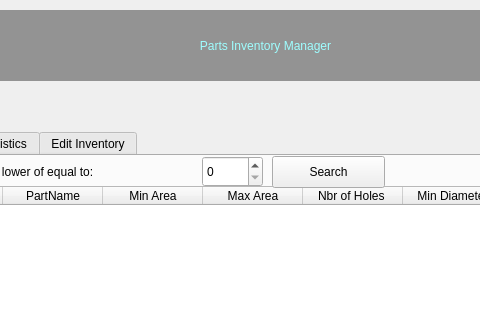
Above: main.ui from gigwegbe/Inventory_Manager_GUI_with_Python before the change; both pictures show x 250 to 730 and y 0 to 331 of the 1035 by 623 pixel window. Below: the same form after it.
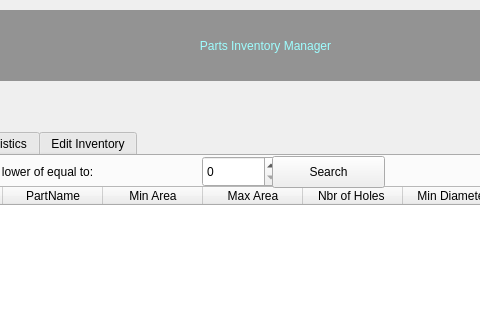
That is the form after the change. The open tabs and pages were chosen to show the change. Icons and pictures are not drawn.

The edit to the form file:
```diff
--- a/main.ui
+++ b/main.ui
@@ -13,6 +13,1269 @@
   <property name="windowTitle">
    <string>Parts Inventory Manager</string>
   </property>
+  <property name="styleSheet">
+   <string notr="true">/*
+ * The MIT License (MIT)
+ *
+ * Copyright (c) &lt;2013-2014&gt; &lt;Colin Duquesnoy&gt;
+ *
+ * Permission is hereby granted, free of charge, to any person obtaining a copy
+ * of this software and associated documentation files (the &quot;Software&quot;), to deal
+ * in the Software without restriction, including without limitation the rights
+ * to use, copy, modify, merge, publish, distribute, sublicense, and/or sell
+ * copies of the Software, and to permit persons to whom the Software is
+ * furnished to do so, subject to the following conditions:
+
+ * The above copyright notice and this permission notice shall be included in
+ * all copies or substantial portions of the Software.
+
+ * THE SOFTWARE IS PROVIDED &quot;AS IS&quot;, WITHOUT WARRANTY OF ANY KIND, EXPRESS OR
+ * IMPLIED, INCLUDING BUT NOT LIMITED TO THE WARRANTIES OF MERCHANTABILITY,
+ * FITNESS FOR A PARTICULAR PURPOSE AND NONINFRINGEMENT. IN NO EVENT SHALL THE
+ * AUTHORS OR COPYRIGHT HOLDERS BE LIABLE FOR ANY CLAIM, DAMAGES OR OTHER
+ * LIABILITY, WHETHER IN AN ACTION OF CONTRACT, TORT OR OTHERWISE, ARISING FROM,
+ * OUT OF OR IN CONNECTION WITH THE SOFTWARE OR THE USE OR OTHER DEALINGS IN
+ * THE SOFTWARE.
+ */
+
+QProgressBar:horizontal {
+    border: 1px solid #3A3939;
+    text-align: center;
+    padding: 1px;
+    background: #201F1F;
+}
+QProgressBar::chunk:horizontal {
+    background-color: qlineargradient(spread:reflect, x1:1, y1:0.545, x2:1, y2:0, stop:0 rgba(28, 66, 111, 255), stop:1 rgba(37, 87, 146, 255));
+}
+
+QToolTip
+{
+    border: 1px solid #3A3939;
+    background-color: rgb(90, 102, 117);;
+    color: white;
+    padding: 1px;
+    opacity: 200;
+}
+
+QWidget
+{
+    color: silver;
+    background-color: #302F2F;
+    selection-background-color:#3d8ec9;
+    selection-color: black;
+    background-clip: border;
+    border-image: none;
+    outline: 0;
+}
+
+QWidget:item:hover
+{
+    background-color: #78879b;
+    color: black;
+}
+
+QWidget:item:selected
+{
+    background-color: #3d8ec9;
+}
+
+QCheckBox
+{
+    spacing: 5px;
+    outline: none;
+    color: #bbb;
+    margin-bottom: 2px;
+}
+
+QCheckBox:disabled
+{
+    color: #777777;
+}
+QCheckBox::indicator,
+QGroupBox::indicator
+{
+    width: 18px;
+    height: 18px;
+}
+QGroupBox::indicator
+{
+    margin-left: 2px;
+}
+
+QCheckBox::indicator:unchecked,
+QCheckBox::indicator:unchecked:hover,
+QGroupBox::indicator:unchecked,
+QGroupBox::indicator:unchecked:hover
+{
+    image: url(:/dark_blue/img/checkbox_unchecked.png);
+}
+
+QCheckBox::indicator:unchecked:focus,
+QCheckBox::indicator:unchecked:pressed,
+QGroupBox::indicator:unchecked:focus,
+QGroupBox::indicator:unchecked:pressed
+{
+  border: none;
+    image: url(:/dark_blue/img/checkbox_unchecked_focus.png);
+}
+
+QCheckBox::indicator:checked,
+QCheckBox::indicator:checked:hover,
+QGroupBox::indicator:checked,
+QGroupBox::indicator:checked:hover
+{
+    image: url(:/dark_blue/img/checkbox_checked.png);
+}
+
+QCheckBox::indicator:checked:focus,
+QCheckBox::indicator:checked:pressed,
+QGroupBox::indicator:checked:focus,
+QGroupBox::indicator:checked:pressed
+{
+  border: none;
+    image: url(:/dark_blue/img/checkbox_checked_focus.png);
+}
+
+QCheckBox::indicator:indeterminate,
+QCheckBox::indicator:indeterminate:hover,
+QCheckBox::indicator:indeterminate:pressed
+QGroupBox::indicator:indeterminate,
+QGroupBox::indicator:indeterminate:hover,
+QGroupBox::indicator:indeterminate:pressed
+{
+    image: url(:/dark_blue/img/checkbox_indeterminate.png);
+}
+
+QCheckBox::indicator:indeterminate:focus,
+QGroupBox::indicator:indeterminate:focus
+{
+    image: url(:/dark_blue/img/checkbox_indeterminate_focus.png);
+}
+
+QCheckBox::indicator:checked:disabled,
+QGroupBox::indicator:checked:disabled
+{
+    image: url(:/dark_blue/img/checkbox_checked_disabled.png);
+}
+
+QCheckBox::indicator:unchecked:disabled,
+QGroupBox::indicator:unchecked:disabled
+{
+    image: url(:/dark_blue/img/checkbox_unchecked_disabled.png);
+}
+
+QRadioButton
+{
+    spacing: 5px;
+    outline: none;
+    color: #bbb;
+    margin-bottom: 2px;
+}
+
+QRadioButton:disabled
+{
+    color: #777777;
+}
+QRadioButton::indicator
+{
+    width: 21px;
+    height: 21px;
+}
+
+QRadioButton::indicator:unchecked,
+QRadioButton::indicator:unchecked:hover
+{
+    image: url(:/dark_blue/img/radio_unchecked.png);
+}
+
+QRadioButton::indicator:unchecked:focus,
+QRadioButton::indicator:unchecked:pressed
+{
+  border: none;
+  outline: none;
+    image: url(:/dark_blue/img/radio_unchecked_focus.png);
+}
+
+QRadioButton::indicator:checked,
+QRadioButton::indicator:checked:hover
+{
+  border: none;
+  outline: none;
+    image: url(:/dark_blue/img/radio_checked.png);
+}
+
+QRadioButton::indicator:checked:focus,
+QRadioButton::indicato::menu-arrowr:checked:pressed
+{
+  border: none;
+  outline: none;
+    image: url(:/dark_blue/img/radio_checked_focus.png);
+}
+
+QRadioButton::indicator:indeterminate,
+QRadioButton::indicator:indeterminate:hover,
+QRadioButton::indicator:indeterminate:pressed
+{
+        image: url(:/dark_blue/img/radio_indeterminate.png);
+}
+
+QRadioButton::indicator:checked:disabled
+{
+  outline: none;
+  image: url(:/dark_blue/img/radio_checked_disabled.png);
+}
+
+QRadioButton::indicator:unchecked:disabled
+{
+    image: url(:/dark_blue/img/radio_unchecked_disabled.png);
+}
+
+
+QMenuBar
+{
+    background-color: #302F2F;
+    color: silver;
+}
+
+QMenuBar::item
+{
+    background: transparent;
+}
+
+QMenuBar::item:selected
+{
+    background: transparent;
+    border: 1px solid #3A3939;
+}
+
+QMenuBar::item:pressed
+{
+    border: 1px solid #3A3939;
+    background-color: #3d8ec9;
+    color: black;
+    margin-bottom:-1px;
+    padding-bottom:1px;
+}
+
+QMenu
+{
+    border: 1px solid #3A3939;
+    color: silver;
+    margin: 1px;
+}
+
+QMenu::icon
+{
+    margin: 1px;
+}
+
+QMenu::item
+{
+    padding: 2px 2px 2px 25px;
+    margin-left: 5px;
+    border: 1px solid transparent; /* reserve space for selection border */
+}
+
+QMenu::item:selected
+{
+    color: black;
+}
+
+QMenu::separator {
+    height: 2px;
+    background: lightblue;
+    margin-left: 10px;
+    margin-right: 5px;
+}
+
+QMenu::indicator {
+    width: 16px;
+    height: 16px;
+}
+
+/* non-exclusive indicator = check box style indicator
+   (see QActionGroup::setExclusive) */
+QMenu::indicator:non-exclusive:unchecked {
+    image: url(:/dark_blue/img/checkbox_unchecked.png);
+}
+
+QMenu::indicator:non-exclusive:unchecked:selected {
+    image: url(:/dark_blue/img/checkbox_unchecked_disabled.png);
+}
+
+QMenu::indicator:non-exclusive:checked {
+    image: url(:/dark_blue/img/checkbox_checked.png);
+}
+
+QMenu::indicator:non-exclusive:checked:selected {
+    image: url(:/dark_blue/img/checkbox_checked_disabled.png);
+}
+
+/* exclusive indicator = radio button style indicator (see QActionGroup::setExclusive) */
+QMenu::indicator:exclusive:unchecked {
+    image: url(:/dark_blue/img/radio_unchecked.png);
+}
+
+QMenu::indicator:exclusive:unchecked:selected {
+    image: url(:/dark_blue/img/radio_unchecked_disabled.png);
+}
+
+QMenu::indicator:exclusive:checked {
+    image: url(:/dark_blue/img/radio_checked.png);
+}
+
+QMenu::indicator:exclusive:checked:selected {
+    image: url(:/dark_blue/img/radio_checked_disabled.png);
+}
+
+QMenu::right-arrow {
+    margin: 5px;
+    image: url(:/dark_blue/img/right_arrow.png)
+}
+
+
+QWidget:disabled
+{
+    color: #808080;
+    background-color: #302F2F;
+}
+
+QAbstractItemView
+{
+    alternate-background-color: #3A3939;
+    color: silver;
+    border: 1px solid 3A3939;
+    border-radius: 2px;
+    padding: 1px;
+}
+
+QWidget:focus, QMenuBar:focus
+{
+    border: 1px solid #78879b;
+}
+
+QTabWidget:focus, QCheckBox:focus, QRadioButton:focus, QSlider:focus
+{
+    border: none;
+}
+
+QLineEdit
+{
+    background-color: #201F1F;
+    padding: 2px;
+    border-style: solid;
+    border: 1px solid #3A3939;
+    border-radius: 2px;
+    color: silver;
+}
+
+QGroupBox {
+    border:1px solid #3A3939;
+    border-radius: 2px;
+    margin-top: 20px;
+    background-color: #302F2F;
+    color: silver;
+}
+
+QGroupBox::title {
+    subcontrol-origin: margin;
+    subcontrol-position: top center;
+    padding-left: 10px;
+    padding-right: 10px;
+    padding-top: 10px;
+}
+
+QAbstractScrollArea
+{
+    border-radius: 2px;
+    border: 1px solid #3A3939;
+    background-color: transparent;
+}
+
+QScrollBar:horizontal
+{
+    height: 15px;
+    margin: 3px 15px 3px 15px;
+    border: 1px transparent #2A2929;
+    border-radius: 4px;
+    background-color: #2A2929;
+}
+
+QScrollBar::handle:horizontal
+{
+    background-color: #605F5F;
+    min-width: 5px;
+    border-radius: 4px;
+}
+
+QScrollBar::add-line:horizontal
+{
+    margin: 0px 3px 0px 3px;
+    border-image: url(:/dark_blue/img/right_arrow_disabled.png);
+    width: 10px;
+    height: 10px;
+    subcontrol-position: right;
+    subcontrol-origin: margin;
+}
+
+QScrollBar::sub-line:horizontal
+{
+    margin: 0px 3px 0px 3px;
+    border-image: url(:/dark_blue/img/left_arrow_disabled.png);
+    height: 10px;
+    width: 10px;
+    subcontrol-position: left;
+    subcontrol-origin: margin;
+}
+
+QScrollBar::add-line:horizontal:hover,QScrollBar::add-line:horizontal:on
+{
+    border-image: url(:/dark_blue/img/right_arrow.png);
+    height: 10px;
+    width: 10px;
+    subcontrol-position: right;
+    subcontrol-origin: margin;
+}
+
+
+QScrollBar::sub-line:horizontal:hover, QScrollBar::sub-line:horizontal:on
+{
+    border-image: url(:/dark_blue/img/left_arrow.png);
+    height: 10px;
+    width: 10px;
+    subcontrol-position: left;
+    subcontrol-origin: margin;
+}
+
+QScrollBar::up-arrow:horizontal, QScrollBar::down-arrow:horizontal
+{
+    background: none;
+}
+
+
+QScrollBar::add-page:horizontal, QScrollBar::sub-page:horizontal
+{
+    background: none;
+}
+
+QScrollBar:vertical
+{
+    background-color: #2A2929;
+    width: 15px;
+    margin: 15px 3px 15px 3px;
+    border: 1px transparent #2A2929;
+    border-radius: 4px;
+}
+
+QScrollBar::handle:vertical
+{
+    background-color: #605F5F;
+    min-height: 5px;
+    border-radius: 4px;
+}
+
+QScrollBar::sub-line:vertical
+{
+    margin: 3px 0px 3px 0px;
+    border-image: url(:/dark_blue/img/up_arrow_disabled.png);
+    height: 10px;
+    width: 10px;
+    subcontrol-position: top;
+    subcontrol-origin: margin;
+}
+
+QScrollBar::add-line:vertical
+{
+    margin: 3px 0px 3px 0px;
+    border-image: url(:/dark_blue/img/down_arrow_disabled.png);
+    height: 10px;
+    width: 10px;
+    subcontrol-position: bottom;
+    subcontrol-origin: margin;
+}
+
+QScrollBar::sub-line:vertical:hover,QScrollBar::sub-line:vertical:on
+{
+
+    border-image: url(:/dark_blue/img/up_arrow.png);
+    height: 10px;
+    width: 10px;
+    subcontrol-position: top;
+    subcontrol-origin: margin;
+}
+
+
+QScrollBar::add-line:vertical:hover, QScrollBar::add-line:vertical:on
+{
+    border-image: url(:/dark_blue/img/down_arrow.png);
+    height: 10px;
+    width: 10px;
+    subcontrol-position: bottom;
+    subcontrol-origin: margin;
+}
+
+QScrollBar::up-arrow:vertical, QScrollBar::down-arrow:vertical
+{
+    background: none;
+}
+
+
+QScrollBar::add-page:vertical, QScrollBar::sub-page:vertical
+{
+    background: none;
+}
+
+QTextEdit
+{
+    background-color: #201F1F;
+    color: silver;
+    border: 1px solid #3A3939;
+}
+
+QPlainTextEdit
+{
+    background-color: #201F1F;;
+    color: silver;
+    border-radius: 2px;
+    border: 1px solid #3A3939;
+}
+
+QHeaderView::section
+{
+    background-color: #3A3939;
+    color: silver;
+    padding-left: 4px;
+    border: 1px solid #6c6c6c;
+}
+
+QSizeGrip {
+    image: url(:/dark_blue/img/sizegrip.png);
+    width: 12px;
+    height: 12px;
+}
+
+QMainWindow
+{
+    background-color: #302F2F;
+
+}
+
+QMainWindow::separator
+{
+    background-color: #302F2F;
+    color: white;
+    padding-left: 4px;
+    spacing: 2px;
+    border: 1px dashed #3A3939;
+}
+
+QMainWindow::separator:hover
+{
+
+    background-color: #787876;
+    color: white;
+    padding-left: 4px;
+    border: 1px solid #3A3939;
+    spacing: 2px;
+}
+
+
+QMenu::separator
+{
+    height: 1px;
+    background-color: #3A3939;
+    color: white;
+    padding-left: 4px;
+    margin-left: 10px;
+    margin-right: 5px;
+}
+
+
+QFrame
+{
+    border-radius: 2px;
+    border: 1px solid #444;
+}
+
+QFrame[frameShape=&quot;0&quot;]
+{
+    border-radius: 2px;
+    border: 1px transparent #444;
+}
+
+QStackedWidget
+{
+    background-color: #302F2F;
+    border: 1px transparent black;
+}
+
+QToolBar {
+    border: 1px transparent #393838;
+    background: 1px solid #302F2F;
+    font-weight: bold;
+}
+
+QToolBar::handle:horizontal {
+    image: url(:/dark_blue/img/Hmovetoolbar.png);
+}
+QToolBar::handle:vertical {
+    image: url(:/dark_blue/img/Vmovetoolbar.png);
+}
+QToolBar::separator:horizontal {
+    image: url(:/dark_blue/img/Hsepartoolbar.png);
+}
+QToolBar::separator:vertical {
+    image: url(:/dark_blue/img/Vsepartoolbars.png);
+}
+
+QPushButton
+{
+    color: silver;
+    background-color: #302F2F;
+    border-width: 2px;
+    border-color: #4A4949;
+    border-style: solid;
+    padding-top: 2px;
+    padding-bottom: 2px;
+    padding-left: 10px;
+    padding-right: 10px;
+    border-radius: 4px;
+    /* outline: none; */
+    /* min-width: 40px; */
+}
+
+QPushButton:disabled
+{
+    background-color: #302F2F;
+    border-width: 2px;
+    border-color: #3A3939;
+    border-style: solid;
+    padding-top: 2px;
+    padding-bottom: 2px;
+    padding-left: 10px;
+    padding-right: 10px;
+    /*border-radius: 2px;*/
+    color: #808080;
+}
+
+QPushButton:focus {
+    background-color: #3d8ec9;
+    color: white;
+}
+
+QComboBox
+{
+    selection-background-color: #3d8ec9;
+    background-color: #201F1F;
+    border-style: solid;
+    border: 1px solid #3A3939;
+    border-radius: 2px;
+    padding: 2px;
+    min-width: 75px;
+}
+
+QPushButton:checked{
+    background-color: #4A4949;
+    border-color: #6A6969;
+}
+
+QPushButton:hover {
+    border: 2px solid #78879b;
+    color: silver;
+}
+
+QComboBox:hover, QAbstractSpinBox:hover,QLineEdit:hover,QTextEdit:hover,QPlainTextEdit:hover,QAbstractView:hover,QTreeView:hover
+{
+    border: 1px solid #78879b;
+    color: silver;
+}
+
+QComboBox:on
+{
+    background-color: #626873;
+    padding-top: 3px;
+    padding-left: 4px;
+    selection-background-color: #4a4a4a;
+}
+
+QComboBox QAbstractItemView
+{
+    background-color: #201F1F;
+    border-radius: 2px;
+    border: 1px solid #444;
+    selection-background-color: #3d8ec9;
+    color: silver;
+}
+
+QComboBox::drop-down
+{
+    subcontrol-origin: padding;
+    subcontrol-position: top right;
+    width: 15px;
+
+    border-left-width: 0px;
+    border-left-color: darkgray;
+    border-left-style: solid;
+    border-top-right-radius: 3px;
+    border-bottom-right-radius: 3px;
+}
+
+QComboBox::down-arrow
+{
+    image: url(:/dark_blue/img/down_arrow_disabled.png);
+}
+
+QComboBox::down-arrow:on, QComboBox::down-arrow:hover,
+QComboBox::down-arrow:focus
+{
+    image: url(:/dark_blue/img/down_arrow.png);
+}
+
+QPushButton:pressed
+{
+    background-color: #484846;
+}
+
+QAbstractSpinBox {
+    padding-top: 2px;
+    padding-bottom: 2px;
+    border: 1px solid #3A3939;
+    background-color: #201F1F;
+    color: silver;
+    border-radius: 2px;
+    min-width: 75px;
+}
+
+QAbstractSpinBox:up-button
+{
+    background-color: transparent;
+    subcontrol-origin: border;
+    subcontrol-position: top right;
+}
+
+QAbstractSpinBox:down-button
+{
+    background-color: transparent;
+    subcontrol-origin: border;
+    subcontrol-position: bottom right;
+}
+
+QAbstractSpinBox::up-arrow,QAbstractSpinBox::up-arrow:disabled,QAbstractSpinBox::up-arrow:off {
+    image: url(:/dark_blue/img/up_arrow_disabled.png);
+    width: 10px;
+    height: 10px;
+}
+QAbstractSpinBox::up-arrow:hover
+{
+    image: url(:/dark_blue/img/up_arrow.png);
+}
+
+
+QAbstractSpinBox::down-arrow,QAbstractSpinBox::down-arrow:disabled,QAbstractSpinBox::down-arrow:off
+{
+    image: url(:/dark_blue/img/down_arrow_disabled.png);
+    width: 10px;
+    height: 10px;
+}
+QAbstractSpinBox::down-arrow:hover
+{
+    image: url(:/dark_blue/img/down_arrow.png);
+}
+
+
+QLabel
+{
+    border: 0px solid black;
+}
+
+QTabWidget{
+    border: 1px transparent black;
+}
+
+QTabWidget::pane {
+    border: 1px solid #444;
+    border-radius: 3px;
+    padding: 3px;
+}
+
+QTabBar
+{
+    qproperty-drawBase: 0;
+    left: 5px; /* move to the right by 5px */
+}
+
+QTabBar:focus
+{
+    border: 0px transparent black;
+}
+
+QTabBar::close-button  {
+    image: url(:/dark_blue/img/close.png);
+    background: transparent;
+}
+
+QTabBar::close-button:hover
+{
+    image: url(:/dark_blue/img/close-hover.png);
+    background: transparent;
+}
+
+QTabBar::close-button:pressed {
+    image: url(:/dark_blue/img/close-pressed.png);
+    background: transparent;
+}
+
+/* TOP TABS */
+QTabBar::tab:top {
+    color: #b1b1b1;
+    border: 1px solid #4A4949;
+    border-bottom: 1px transparent black;
+    background-color: #302F2F;
+    padding: 5px;
+    border-top-left-radius: 2px;
+    border-top-right-radius: 2px;
+}
+
+QTabBar::tab:top:!selected
+{
+    color: #b1b1b1;
+    background-color: #201F1F;
+    border: 1px transparent #4A4949;
+    border-bottom: 1px transparent #4A4949;
+    border-top-left-radius: 0px;
+    border-top-right-radius: 0px;
+}
+
+QTabBar::tab:top:!selected:hover {
+    background-color: #48576b;
+}
+
+/* BOTTOM TABS */
+QTabBar::tab:bottom {
+    color: #b1b1b1;
+    border: 1px solid #4A4949;
+    border-top: 1px transparent black;
+    background-color: #302F2F;
+    padding: 5px;
+    border-bottom-left-radius: 2px;
+    border-bottom-right-radius: 2px;
+}
+
+QTabBar::tab:bottom:!selected
+{
+    color: #b1b1b1;
+    background-color: #201F1F;
+    border: 1px transparent #4A4949;
+    border-top: 1px transparent #4A4949;
+    border-bottom-left-radius: 0px;
+    border-bottom-right-radius: 0px;
+}
+
+QTabBar::tab:bottom:!selected:hover {
+    background-color: #78879b;
+}
+
+/* LEFT TABS */
+QTabBar::tab:left {
+    color: #b1b1b1;
+    border: 1px solid #4A4949;
+    border-left: 1px transparent black;
+    background-color: #302F2F;
+    padding: 5px;
+    border-top-right-radius: 2px;
+    border-bottom-right-radius: 2px;
+}
+
+QTabBar::tab:left:!selected
+{
+    color: #b1b1b1;
+    background-color: #201F1F;
+    border: 1px transparent #4A4949;
+    border-right: 1px transparent #4A4949;
+    border-top-right-radius: 0px;
+    border-bottom-right-radius: 0px;
+}
+
+QTabBar::tab:left:!selected:hover {
+    background-color: #48576b;
+}
+
+
+/* RIGHT TABS */
+QTabBar::tab:right {
+    color: #b1b1b1;
+    border: 1px solid #4A4949;
+    border-right: 1px transparent black;
+    background-color: #302F2F;
+    padding: 5px;
+    border-top-left-radius: 2px;
+    border-bottom-left-radius: 2px;
+}
+
+QTabBar::tab:right:!selected
+{
+    color: #b1b1b1;
+    background-color: #201F1F;
+    border: 1px transparent #4A4949;
+    border-right: 1px transparent #4A4949;
+    border-top-left-radius: 0px;
+    border-bottom-left-radius: 0px;
+}
+
+QTabBar::tab:right:!selected:hover {
+    background-color: #48576b;
+}
+
+QTabBar QToolButton::right-arrow:enabled {
+     image: url(:/dark_blue/img/right_arrow.png);
+ }
+
+ QTabBar QToolButton::left-arrow:enabled {
+     image: url(:/dark_blue/img/left_arrow.png);
+ }
+
+QTabBar QToolButton::right-arrow:disabled {
+     image: url(:/dark_blue/img/right_arrow_disabled.png);
+ }
+
+ QTabBar QToolButton::left-arrow:disabled {
+     image: url(:/dark_blue/img/left_arrow_disabled.png);
+ }
+
+
+QDockWidget {
+    border: 1px solid #403F3F;
+    titlebar-close-icon: url(:/dark_blue/img/close.png);
+    titlebar-normal-icon: url(:/dark_blue/img/undock.png);
+}
+
+QDockWidget::close-button, QDockWidget::float-button {
+    border: 1px solid transparent;
+    border-radius: 2px;
+    background: transparent;
+}
+
+QDockWidget::close-button:hover, QDockWidget::float-button:hover {
+    background: rgba(255, 255, 255, 10);
+}
+
+QDockWidget::close-button:pressed, QDockWidget::float-button:pressed {
+    padding: 1px -1px -1px 1px;
+    background: rgba(255, 255, 255, 10);
+}
+
+QTreeView, QListView, QTextBrowser, AtLineEdit, AtLineEdit::hover {
+    border: 1px solid #444;
+    background-color: silver;
+    border-radius: 3px;
+    margin-left: 3px;
+    color: black;
+}
+
+QTreeView:branch:selected, QTreeView:branch:hover {
+    background: url(:/dark_blue/img/transparent.png);
+}
+
+QTreeView::branch:has-siblings:!adjoins-item {
+    border-image: url(:/dark_blue/img/transparent.png);
+}
+
+QTreeView::branch:has-siblings:adjoins-item {
+    border-image: url(:/dark_blue/img/transparent.png);
+}
+
+QTreeView::branch:!has-children:!has-siblings:adjoins-item {
+    border-image: url(:/dark_blue/img/transparent.png);
+}
+
+QTreeView::branch:has-children:!has-siblings:closed,
+QTreeView::branch:closed:has-children:has-siblings {
+    image: url(:/dark_blue/img/branch_closed.png);
+}
+
+QTreeView::branch:open:has-children:!has-siblings,
+QTreeView::branch:open:has-children:has-siblings  {
+    image: url(:/dark_blue/img/branch_open.png);
+}
+
+QTreeView::branch:has-children:!has-siblings:closed:hover,
+QTreeView::branch:closed:has-children:has-siblings:hover {
+    image: url(:/dark_blue/img/branch_closed-on.png);
+    }
+
+QTreeView::branch:open:has-children:!has-siblings:hover,
+QTreeView::branch:open:has-children:has-siblings:hover  {
+    image: url(:/dark_blue/img/branch_open-on.png);
+    }
+
+QListView::item:!selected:hover, QListView::item:!selected:hover, QTreeView::item:!selected:hover  {
+    background: rgba(0, 0, 0, 0);
+    outline: 0;
+    color: #FFFFFF
+}
+
+QListView::item:selected:hover, QListView::item:selected:hover, QTreeView::item:selected:hover  {
+    background: #3d8ec9;
+    color: #FFFFFF;
+}
+
+QSlider::groove:horizontal {
+    border: 1px solid #3A3939;
+    height: 8px;
+    background: #201F1F;
+    margin: 2px 0;
+    border-radius: 2px;
+}
+
+QSlider::handle:horizontal {
+    background: QLinearGradient( x1: 0, y1: 0, x2: 0, y2: 1,
+      stop: 0.0 silver, stop: 0.2 #a8a8a8, stop: 1 #727272);
+    border: 1px solid #3A3939;
+    width: 14px;
+    height: 14px;
+    margin: -4px 0;
+    border-radius: 2px;
+}
+
+QSlider::groove:vertical {
+    border: 1px solid #3A3939;
+    width: 8px;
+    background: #201F1F;
+    margin: 0 0px;
+    border-radius: 2px;
+}
+
+QSlider::handle:vertical {
+    background: QLinearGradient( x1: 0, y1: 0, x2: 0, y2: 1, stop: 0.0 silver,
+    stop: 0.2 #a8a8a8, stop: 1 #727272);
+    border: 1px solid #3A3939;
+    width: 14px;
+    height: 14px;
+    margin: 0 -4px;
+    border-radius: 2px;
+}
+
+QToolButton {
+    /*  background-color: transparent; */
+    border: 2px transparent #4A4949;
+    border-radius: 4px;
+    background-color: dimgray;
+    margin: 2px;
+    padding: 2px;
+}
+
+QToolButton[popupMode=&quot;1&quot;] { /* only for MenuButtonPopup */
+ padding-right: 20px; /* make way for the popup button */
+ border: 2px transparent #4A4949;
+ border-radius: 4px;
+}
+
+QToolButton[popupMode=&quot;2&quot;] { /* only for InstantPopup */
+ padding-right: 10px; /* make way for the popup button */
+ border: 2px transparent #4A4949;
+}
+
+
+QToolButton:hover, QToolButton::menu-button:hover {
+    border: 2px solid #78879b;
+}
+
+QToolButton:checked, QToolButton:pressed,
+    QToolButton::menu-button:pressed {
+    background-color: #4A4949;
+    border: 2px solid #78879b;
+}
+
+/* the subcontrol below is used only in the InstantPopup or DelayedPopup mode */
+QToolButton::menu-indicator {
+    image: url(:/dark_blue/img/down_arrow.png);
+    top: -7px; left: -2px; /* shift it a bit */
+}
+
+/* the subcontrols below are used only in the MenuButtonPopup mode */
+QToolButton::menu-button {
+    border: 1px transparent #4A4949;
+    border-top-right-radius: 6px;
+    border-bottom-right-radius: 6px;
+    /* 16px width + 4px for border = 20px allocated above */
+    width: 16px;
+    outline: none;
+}
+
+QToolButton::menu-arrow {
+    image: url(:/dark_blue/img/down_arrow.png);
+}
+
+QToolButton::menu-arrow:open {
+    top: 1px; left: 1px; /* shift it a bit */
+    border: 1px solid #3A3939;
+}
+
+QPushButton::menu-indicator  {
+    subcontrol-origin: padding;
+    subcontrol-position: bottom right;
+    left: 4px;
+}
+
+QTableView
+{
+    border: 1px solid #444;
+    gridline-color: #6c6c6c;
+    background-color: #201F1F;
+}
+
+
+QTableView, QHeaderView
+{
+    border-radius: 0px;
+}
+
+QTableView::item:pressed, QListView::item:pressed, QTreeView::item:pressed  {
+    background: #78879b;
+    color: #FFFFFF;
+}
+
+QTableView::item:selected:active, QTreeView::item:selected:active, QListView::item:selected:active  {
+    background: #3d8ec9;
+    color: #FFFFFF;
+}
+
+
+QHeaderView
+{
+    border: 1px transparent;
+    border-radius: 2px;
+    margin: 0px;
+    padding: 0px;
+}
+
+QHeaderView::section  {
+    background-color: #3A3939;
+    color: silver;
+    padding: 4px;
+    border: 1px solid #6c6c6c;
+    border-radius: 0px;
+    text-align: center;
+}
+
+QHeaderView::section::vertical::first, QHeaderView::section::vertical::only-one
+{
+    border-top: 1px solid #6c6c6c;
+}
+
+QHeaderView::section::vertical
+{
+    border-top: transparent;
+}
+
+QHeaderView::section::horizontal::first, QHeaderView::section::horizontal::only-one
+{
+    border-left: 1px solid #6c6c6c;
+}
+
+QHeaderView::section::horizontal
+{
+    border-left: transparent;
+}
+
+
+QHeaderView::section:checked
+ {
+    color: white;
+    background-color: #5A5959;
+ }
+
+ /* style the sort indicator */
+QHeaderView::down-arrow {
+    image: url(:/dark_blue/img/down_arrow.png);
+}
+
+QHeaderView::up-arrow {
+    image: url(:/dark_blue/img/up_arrow.png);
+}
+
+
+QTableCornerButton::section {
+    background-color: #3A3939;
+    border: 1px solid #3A3939;
+    border-radius: 2px;
+}
+
+QToolBox  {
+    padding: 3px;
+    border: 1px transparent black;
+}
+
+QToolBox::tab {
+    color: #b1b1b1;
+    background-color: #302F2F;
+    border: 1px solid #4A4949;
+    border-bottom: 1px transparent #302F2F;
+    border-top-left-radius: 5px;
+    border-top-right-radius: 5px;
+}
+
+ QToolBox::tab:selected { /* italicize selected tabs */
+    font: italic;
+    background-color: #302F2F;
+    border-color: #3d8ec9;
+ }
+
+QStatusBar::item {
+    border: 1px solid #3A3939;
+    border-radius: 2px;
+ }
+
+
+QFrame[height=&quot;3&quot;], QFrame[width=&quot;3&quot;] {
+    background-color: #AAA;
+}
+
+
+QSplitter::handle {
+    border: 1px dashed #3A3939;
+}
+
+QSplitter::handle:hover {
+    background-color: #787876;
+    border: 1px solid #3A3939;
+}
+
+QSplitter::handle:horizontal {
+    width: 1px;
+}
+
+QSplitter::handle:vertical {
+    height: 1px;
+}
+
+QListWidget {
+    background-color: silver;
+    border-radius: 5px;
+    margin-left: 5px;
+}
+
+QListWidget::item {
+    color: black;
+}
+
+QMessageBox {
+    messagebox-critical-icon	: url(:/dark_blue/img/critical.png);
+    messagebox-information-icon	: url(:/dark_blue/img/information.png);
+    messagebox-question-icon	: url(:/dark_blue/img/question.png);
+    messagebox-warning-icon:    : url(:/dark_blue/img/warning.png);
+}
+
+ColorButton::enabled {
+    border-radius: 0px;
+    border: 1px solid #444444;
+}
+
+ColorButton::disabled {
+    border-radius: 0px;
+    border: 1px solid #AAAAAA;
+}</string>
+  </property>
   <widget class="QWidget" name="centralwidget">
    <widget class="QTabWidget" name="tabWidget">
     <property name="geometry">
@@ -109,7 +1372,7 @@
        <rect>
         <x>400</x>
         <y>0</y>
-        <width>61</width>
+        <width>77</width>
         <height>31</height>
        </rect>
       </property>
```
Left out of the diff: 2 changed lines with no effect on the pictures.
